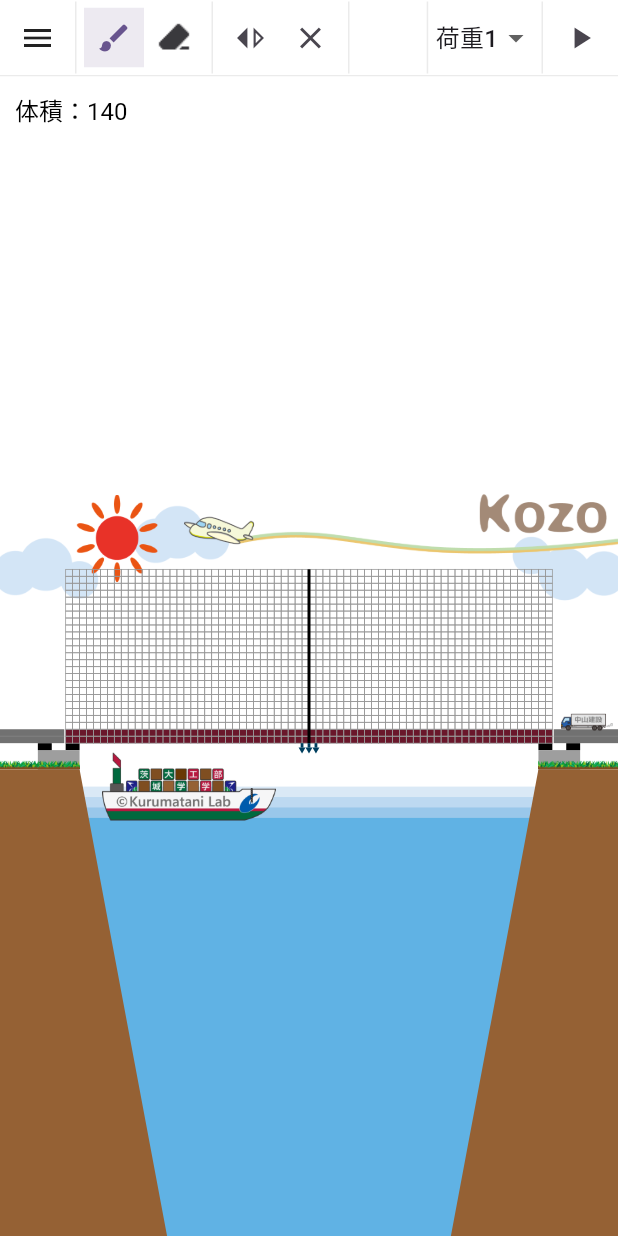
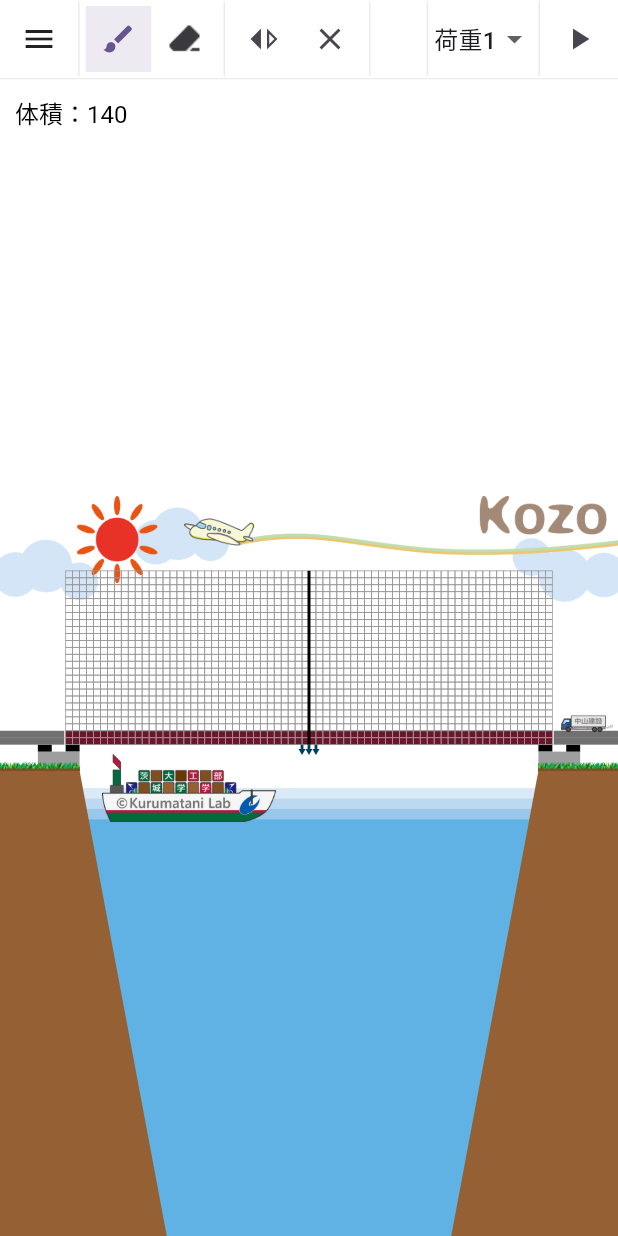
Before and after one commit to TN-2001/kozo_ibaraki_bridge, a Flutter app: the screen it shows after launch, on a phone screen of 412 x 824 dp. Run offline on Flutter 3.47's test engine with Material 3 defaults, Android fonts, the phone set to English and light mode, and no system bars.

Commit message:
fix: constatsのクラスをまとめた

```diff
--- a/lib/components/base_divider.dart
+++ b/lib/components/base_divider.dart
@@ -16,11 +16,11 @@ class BaseDivider extends StatelessWidget {
       return SizedBox(
         height: double.infinity,
         child: VerticalDivider(
-          width: Dimens.dividerWidth,
-          thickness: Dimens.dividerWidth,
+          width: MyDimens.baseDividerWidth,
+          thickness: MyDimens.baseDividerWidth,
           indent: 0.0,
           endIndent: 0.0,
-          color: ToolBarColors.dividerClor,
+          color: MyColors.baseDivider,
         ),
       );
     }
@@ -28,11 +28,11 @@ class BaseDivider extends StatelessWidget {
       return SizedBox(
         width: double.infinity,
         child: Divider(
-          height: Dimens.dividerWidth,
-          thickness: Dimens.dividerWidth,
+          height: MyDimens.baseDividerWidth,
+          thickness: MyDimens.baseDividerWidth,
           indent: 0.0,
           endIndent: 0.0,
-          color: ToolBarColors.dividerClor,
+          color: MyColors.baseDivider,
         ),
       );
     }
--- a/lib/components/tool_ui/tool_bar_divider.dart
+++ b/lib/components/tool_ui/tool_bar_divider.dart
@@ -14,25 +14,25 @@ class ToolBarDivider extends StatelessWidget {
   Widget build(BuildContext context) {
     if (isVertivcal) {
       return SizedBox(
-        height: ToolBarDimens.height,
+        height: MyDimens.toolBarHeight,
         child: VerticalDivider(
-          width: ToolBarDimens.dividerWidth,
-          thickness: ToolBarDimens.dividerWidth,
-          indent: ToolBarDimens.dividerIndent,
-          endIndent: ToolBarDimens.dividerIndent,
-          color: ToolBarColors.dividerClor,
+          width: MyDimens.toolBarDividerWidth,
+          thickness: MyDimens.toolBarDividerWidth,
+          indent: MyDimens.toolBarDividerIndent,
+          endIndent: MyDimens.toolBarDividerIndent,
+          color: MyColors.toolBarDivider,
         ),
       );
     }
     else {
       return SizedBox(
-        width: ToolUIDimens.width,
+        width: MyDimens.toolBarWidth,
         child: Divider(
-          height: ToolBarDimens.dividerWidth,
-          thickness: ToolBarDimens.dividerWidth,
-          indent: ToolBarDimens.dividerIndent,
-          endIndent: ToolBarDimens.dividerIndent,
-          color: ToolBarColors.dividerClor,
+          height: MyDimens.toolBarDividerWidth,
+          thickness: MyDimens.toolBarDividerWidth,
+          indent: MyDimens.toolBarDividerIndent,
+          endIndent: MyDimens.toolBarDividerIndent,
+          color: MyColors.toolBarDivider,
         ),
       );
     }
--- a/lib/components/tool_ui/tool_dropdown_button.dart
+++ b/lib/components/tool_ui/tool_dropdown_button.dart
@@ -19,20 +19,25 @@ class ToolDropdownButton extends StatelessWidget {
   Widget build(BuildContext context) {
     return Container(
       // デザイン
-      height: ToolUIDimens.height,
+      height: MyDimens.toolButtonHeight,
       decoration: BoxDecoration(
-        color: ToolUIColors.baseColor,
+        color: MyColors.toolBarBackground,
         border: Border.all(
-          color: ToolUIColors.borderColor,
-          width: ToolUIDimens.borderWidth,
+          color: MyColors.toolButtonBorder,
+          width: MyDimens.toolButtonBorderWidth,
         ),
       ),
 
       child: DropdownButton(
-        // デザイン
+        // ボタンのデザイン
         underline: SizedBox(),
-        // 表示
-        value: items[selectedIndex],
+        // ドロップダウンのデザイン
+        dropdownColor: MyColors.toolDropdownBackground,
+        borderRadius: BorderRadius.circular(MyDimens.toolDropdownBorderRadius),
+        elevation: MyDimens.toolDropdownElevation.toInt(),
+
+        // アイテムのデザイン
+        itemHeight: MyDimens.toolDropdownItemHeight,
         items: items.map<DropdownMenuItem<String>>((String value) {
           return DropdownMenuItem<String>(
             value: value,
@@ -40,6 +45,7 @@ class ToolDropdownButton extends StatelessWidget {
           );
         }).toList(),
         // イベント
+        value: items[selectedIndex],
         onChanged: (value) {
           for (int i = 0; i < items.length; i++) {
             if (value == items[i]) {
--- a/lib/components/tool_ui/tool_icon_button.dart
+++ b/lib/components/tool_ui/tool_icon_button.dart
@@ -18,9 +18,9 @@ class ToolIconButton extends StatelessWidget {
   Widget build(BuildContext context) {
     return Container(
       // デザイン
-      width: ToolUIDimens.width,
-      height: ToolUIDimens.height,
-      color: ToolUIColors.baseColor,
+      width: MyDimens.toolButtonWidth,
+      height: MyDimens.toolButtonHeight,
+      color: MyColors.toolButtonBackground,
 
       child: Tooltip(
         message: message,
@@ -28,10 +28,10 @@ class ToolIconButton extends StatelessWidget {
           // デザイン
           style: IconButton.styleFrom(
             shape: RoundedRectangleBorder(
-              borderRadius: BorderRadius.circular(0),
+              borderRadius: BorderRadius.circular(MyDimens.toolButtonBorderRadius),
               side: BorderSide(
-                color: ToolUIColors.borderColor, // ここで色を指定
-                width: ToolUIDimens.borderWidth, // 線の太さも指定可能
+                color: MyColors.toolButtonBorder, // ここで色を指定
+                width: MyDimens.toolButtonBorderWidth // 線の太さも指定可能
               ),
             ),
           ),
--- a/lib/components/tool_ui/tool_popup_menu_button.dart
+++ b/lib/components/tool_ui/tool_popup_menu_button.dart
@@ -13,9 +13,9 @@ class ToolPopupMenuButton extends StatelessWidget {
   Widget build(BuildContext context) {
     return Container(
       // デザイン
-      width: ToolUIDimens.width,
-      height: ToolUIDimens.height,
-      color: ToolUIColors.baseColor,
+      width: MyDimens.toolButtonWidth,
+      height: MyDimens.toolButtonHeight,
+      color: MyColors.toolButtonBackground,
 
       child: PopupMenuButton<String>(
         // ボタンのデザイン
@@ -24,22 +24,22 @@ class ToolPopupMenuButton extends StatelessWidget {
         style: ButtonStyle(
           shape: WidgetStateProperty.all(
             RoundedRectangleBorder(
-              borderRadius: BorderRadius.circular(Dimens.buttonBorderRadius),
+              borderRadius: BorderRadius.circular(MyDimens.toolButtonBorderRadius),
               side: BorderSide(
-                color: ToolUIColors.borderColor, // ここで色を指定
-                width: ToolUIDimens.borderWidth, // 線の太さも指定可能
+                color: MyColors.toolButtonBorder, // ここで色を指定
+                width: MyDimens.toolButtonBorderWidth, // 線の太さも指定可能
               ),
             ),
           ),
         ),
-        // メニューのデザイン
-        color: ToolUIColors.baseColor,
-        elevation: Dimens.elevation,
+        // ドロップダウンのデザイン
+        color: MyColors.toolDropdownBackground,
+        elevation: MyDimens.toolDropdownElevation,
         shape: RoundedRectangleBorder(
-          borderRadius: BorderRadius.circular(Dimens.windowBorderRadius),
+          borderRadius: BorderRadius.circular(MyDimens.toolDropdownBorderRadius),
           side: BorderSide(
-            color: ToolUIColors.borderColor, // ここで色を指定
-            width: ToolUIDimens.borderWidth, // 線の太さも指定可能
+            color: MyColors.toolDropdownBackground, // ここで色を指定
+            width: MyDimens.toolDropdownBorderWidth, // 線の太さも指定可能
           ),
         ),
         menuPadding: EdgeInsets.zero,
@@ -50,11 +50,11 @@ class ToolPopupMenuButton extends StatelessWidget {
           return [
             for (int i = 0; i < texts.length; i++)...{
               PopupMenuItem(
-                height: Dimens.textButtonHeight,
+                height: MyDimens.toolDropdownItemHeight,
                 value: texts[i],
                 child: Text(
                   texts[i],
-                  style: TextStyle(fontSize: Dimens.fontSize),
+                  style: TextStyle(fontSize: MyDimens.toolDropdownItemFontSize),
                 ),
               ),
             },
--- a/lib/components/tool_ui/tool_toggle_buttons.dart
+++ b/lib/components/tool_ui/tool_toggle_buttons.dart
@@ -25,17 +25,17 @@ class ToolToggleButtons extends StatelessWidget {
 
     return Container(
       // デザイン
-      color: ToolUIColors.baseColor,
+      color: MyColors.toolButtonBackground,
 
       child: ToggleButtons(
         // デザイン
-        borderWidth: ToolUIDimens.borderWidth,
-        borderColor: ToolUIColors.borderColor,
-        selectedBorderColor: ToolUIColors.borderColor,
-        borderRadius: BorderRadius.zero,
+        borderWidth: MyDimens.toolButtonBorderWidth,
+        borderColor: MyColors.toolButtonBorder,
+        selectedBorderColor: MyColors.toolButtonBorder,
+        borderRadius: BorderRadius.circular(MyDimens.toolButtonBorderRadius),
         constraints: BoxConstraints(
-          minWidth: ToolUIDimens.width - ToolUIDimens.borderWidth*2,
-          minHeight: ToolUIDimens.height - ToolUIDimens.borderWidth*2,
+          minWidth: MyDimens.toolButtonWidth - MyDimens.toolButtonBorderWidth * 2,
+          minHeight: MyDimens.toolButtonHeight - MyDimens.toolButtonBorderWidth * 2,
         ),
         // イベント
         onPressed: onPressed,
@@ -46,8 +46,8 @@ class ToolToggleButtons extends StatelessWidget {
             Tooltip(
               message: messages.length > i ? messages[i] : "",
               child: SizedBox(
-                width: ToolUIDimens.width - ToolUIDimens.borderWidth*2,
-                height: ToolUIDimens.height - ToolUIDimens.borderWidth*2,
+                width: MyDimens.toolButtonWidth - MyDimens.toolButtonBorderWidth * 2,
+                height: MyDimens.toolButtonHeight - MyDimens.toolButtonBorderWidth * 2,
                 child: icons[i],
               ),
             ),
--- a/lib/constants/colors.dart
+++ b/lib/constants/colors.dart
@@ -4,37 +4,16 @@ import 'package:flutter/widgets.dart';
   Define colors here.
 */
 
-/*
-  ベースカラー
-  Base colors
-*/
-class BaseColors {
-  static Color baseColor = const Color.fromARGB(255, 255, 255, 255);
-  static Color dividerClor = const Color.fromARGB(255, 235, 235, 235);
-  static Color borderColor = const Color.fromARGB(255, 235, 235, 235);
+class MyColors {
+  static const Color baseBackground = Color.fromARGB(255, 255, 255, 255);
+  static const Color baseDivider = Color.fromARGB(255, 235, 235, 235);
+  static const Color baseBorder = Color.fromARGB(255, 235, 235, 235);
+
+  static const Color toolBarBackground = Color.fromARGB(255, 255, 255, 255);
+  static const Color toolBarDivider = Color.fromARGB(255, 235, 235, 235);
+
+  static const Color toolButtonBackground = toolBarBackground;
+  static const Color toolButtonBorder = Color.fromARGB(0, 245, 245, 245);
+
+  static const Color toolDropdownBackground = toolBarBackground;
 }
-
-/*
-  ツールバーの色
-  Tool bar colors
-*/
-class ToolBarColors {
-  static Color baseColor = const Color.fromARGB(255, 255, 255, 255);
-  static Color dividerClor = const Color.fromARGB(255, 235, 235, 235);
-}
-/*
-  ツールUIの色
-  Tool UI colors
-*/
-class ToolUIColors {
-  static Color baseColor = const Color.fromARGB(255, 255, 255, 255);
-  static Color borderColor = const Color.fromARGB(0, 245, 245, 245);
-}
-
-/*
-  キャンバスの色
-  Canvas colors
-*/
-class CanvasColors {
-  static Color baseColor = const Color.fromARGB(255, 235, 235, 235);
-}
--- a/lib/constants/dimens.dart
+++ b/lib/constants/dimens.dart
@@ -3,50 +3,24 @@
   Define dimensions here.
 */
 
-/*
-  ベースの寸法
-  Base dimensions
-*/
-class Dimens {
-  static const double textButtonHeight = 40.0; // テキストボタンの高さ
+class MyDimens {
+  static const double baseDividerWidth = 1.0; // 線の幅
+  static const double baseFontSize = 14.0; // 文字の大きさ
 
-  static const double dividerWidth = 1.0; // 線の幅
+  static const double toolBarWidth = 52.0;
+  static const double toolBarHeight = 52.0;
+  static const double toolBarGapWidth = 4.0;
+  static const double toolBarDividerWidth = 1.0;
+  static const double toolBarDividerIndent = 1.0;
 
-  static const double elevation = 5.0; // 影の大きさ
+  static const double toolButtonWidth = toolBarWidth - toolBarGapWidth * 2;
+  static const double toolButtonHeight = toolBarHeight - toolBarGapWidth * 2;
+  static const double toolButtonBorderWidth = 0.0;
+  static const double toolButtonBorderRadius = 0.0; // ボタンの角の丸み
 
-  static const double fontSize = 14.0; // 文字の大きさ
-
-  static const double windowBorderRadius = 0.0; // ウィンドウの角の丸み
-  static const double buttonBorderRadius = 0.0; // ボタンの角の丸み
+  static const double toolDropdownElevation = 8.0; // 影の大きさ
+  static const double toolDropdownBorderWidth = 0.0;
+  static const double toolDropdownBorderRadius = 8.0; // ウィンドウの角の丸み
+  static const double toolDropdownItemHeight = 48.0; // テキストボタンの高さ
+  static const double toolDropdownItemFontSize = 14.0;
 }
-
-/*
-  UIの寸法
-  UI dimensions
-*/
-class UIDimens {
-  static double padding = 10.0;
-}
-
-/*
-  ツールバーの寸法
-  Tool bar dimensions
-*/
-class ToolBarDimens {
-  static double width = ToolUIDimens.width + ToolUIDimens.gapWidth * 2;
-  static double height = ToolUIDimens.height + ToolUIDimens.gapWidth * 2;
-  static double dividerWidth = 1.0;
-  static double dividerIndent = 1.0;
-}
-
-/*
-  ツールUIの寸法
-  Tool UI dimensions
-*/
-class ToolUIDimens {
-  static double width = 40.0;
-  static double height = 40.0;
-  static double borderWidth = 0.0;
-
-  static double gapWidth = 5.0;
-}
--- a/lib/views/bridgegame/bridgegame_page.dart
+++ b/lib/views/bridgegame/bridgegame_page.dart
@@ -29,7 +29,7 @@ class _BridgegamePageState extends State<BridgegamePage> {
   @override
   Widget build(BuildContext context) {
     return Scaffold(
-      backgroundColor: BaseColors.baseColor,
+      backgroundColor: MyColors.baseBackground,
       key: _scaffoldKey,
       body: Column(
         children: [
--- a/lib/views/bridgegame/ui/bridgegame_tool_bar.dart
+++ b/lib/views/bridgegame/ui/bridgegame_tool_bar.dart
@@ -57,7 +57,7 @@ class _BridgegameToolBarState extends State<BridgegameToolBar> {
     return Row(
       mainAxisSize: MainAxisSize.min,
       children: [
-        SizedBox(width: ToolUIDimens.gapWidth,),
+        SizedBox(width: MyDimens.toolBarGapWidth,),
 
         ToolToggleButtons(
           selectedIndex: _toolIndex,
@@ -69,9 +69,9 @@ class _BridgegameToolBarState extends State<BridgegameToolBar> {
           messages: const ["ペン", "消しゴム"],
         ),
 
-        SizedBox(width: ToolUIDimens.gapWidth,),
+        SizedBox(width: MyDimens.toolBarGapWidth,),
         const ToolBarDivider(isVertivcal: true,),
-        SizedBox(width: ToolUIDimens.gapWidth,),
+        SizedBox(width: MyDimens.toolBarGapWidth,),
 
         // ToolIconButton(
         //   onPressed: _onPressedUndoButton,
@@ -94,7 +94,7 @@ class _BridgegameToolBarState extends State<BridgegameToolBar> {
           message: "クリア",
         ),
 
-        SizedBox(width: ToolUIDimens.gapWidth,),
+        SizedBox(width: MyDimens.toolBarGapWidth,),
       ]
     );
   }
--- a/lib/views/bridgegame/ui/bridgegame_ui.dart
+++ b/lib/views/bridgegame/ui/bridgegame_ui.dart
@@ -99,7 +99,7 @@ class _BridgegameUIState extends State<BridgegameUI> {
           context: context,
           builder: (context) {
             return AlertDialog(
-              title: Text("タイトル"),
+              title: Text("ヘルプ"),
               content: SingleChildScrollView(
                 child: ListBody(
                   children: <Widget>[
@@ -114,7 +114,12 @@ class _BridgegameUIState extends State<BridgegameUI> {
                 ),
               ),
               actions: <Widget>[
-                // ボタン
+                TextButton(
+                  onPressed: () {
+                    Navigator.of(context).pop();
+                  },
+                  child: const Text("閉じる"),
+                ),
               ],
             );
           }
@@ -136,15 +141,15 @@ class _BridgegameUIState extends State<BridgegameUI> {
     if (state == 0) {
       return Container(
         width: double.infinity,
-        height: ToolBarDimens.height,
-        color: BaseColors.baseColor,
+        height: MyDimens.toolBarHeight,
+        color: MyColors.toolBarBackground,
         child: Row(
           children: [
-            SizedBox(width: ToolUIDimens.gapWidth,),
+            SizedBox(width: MyDimens.toolBarGapWidth,),
 
             _menuButton(),
 
-            SizedBox(width: ToolUIDimens.gapWidth,),
+            SizedBox(width: MyDimens.toolBarGapWidth,),
             const ToolBarDivider(isVertivcal: true,),
 
             BridgegameToolBar(controller: widget.controller),
@@ -152,7 +157,7 @@ class _BridgegameUIState extends State<BridgegameUI> {
             const ToolBarDivider(isVertivcal: true,),
             const Expanded(child: SizedBox()),
             const ToolBarDivider(isVertivcal: true,),
-            SizedBox(width: ToolUIDimens.gapWidth,),
+            SizedBox(width: MyDimens.toolBarGapWidth,),
 
             ToolDropdownButton(
               selectedIndex: _powerIndex,
@@ -160,9 +165,9 @@ class _BridgegameUIState extends State<BridgegameUI> {
               items: const ["荷重1", "荷重2", "自重"],
             ),
 
-            SizedBox(width: ToolUIDimens.gapWidth,),
+            SizedBox(width: MyDimens.toolBarGapWidth,),
             const ToolBarDivider(isVertivcal: true,),
-            SizedBox(width: ToolUIDimens.gapWidth,),
+            SizedBox(width: MyDimens.toolBarGapWidth,),
 
             ToolIconButton(
               onPressed: _onPressedAnalysisButton,
@@ -170,7 +175,7 @@ class _BridgegameUIState extends State<BridgegameUI> {
               message: "解析",
             ),
 
-            SizedBox(width: ToolUIDimens.gapWidth,),
+            SizedBox(width: MyDimens.toolBarGapWidth,),
           ],
         ),
       );
@@ -178,18 +183,18 @@ class _BridgegameUIState extends State<BridgegameUI> {
     else {
       return Container(
         width: double.infinity,
-        color: BaseColors.baseColor,
+        color: MyColors.toolBarBackground,
         child: Row(
           children: [
-            SizedBox(width: ToolUIDimens.gapWidth,),
+            SizedBox(width: MyDimens.toolBarGapWidth,),
 
             _menuButton(),
 
-            SizedBox(width: ToolUIDimens.gapWidth,),
+            SizedBox(width: MyDimens.toolBarGapWidth,),
             const ToolBarDivider(isVertivcal: true,),
             const Expanded(child: SizedBox()),
             const ToolBarDivider(isVertivcal: true,),
-            SizedBox(width: ToolUIDimens.gapWidth,),
+            SizedBox(width: MyDimens.toolBarGapWidth,),
 
             ToolIconButton(
               onPressed: _onPressedEditButton,
@@ -197,7 +202,7 @@ class _BridgegameUIState extends State<BridgegameUI> {
               message: "再編集",
             ),
 
-            SizedBox(width: ToolUIDimens.gapWidth,),
+            SizedBox(width: MyDimens.toolBarGapWidth,),
           ],
         ),
       );
```
Also changed, not shown: assets/images/help/help_01.png, assets/images/help/help_02.png.
